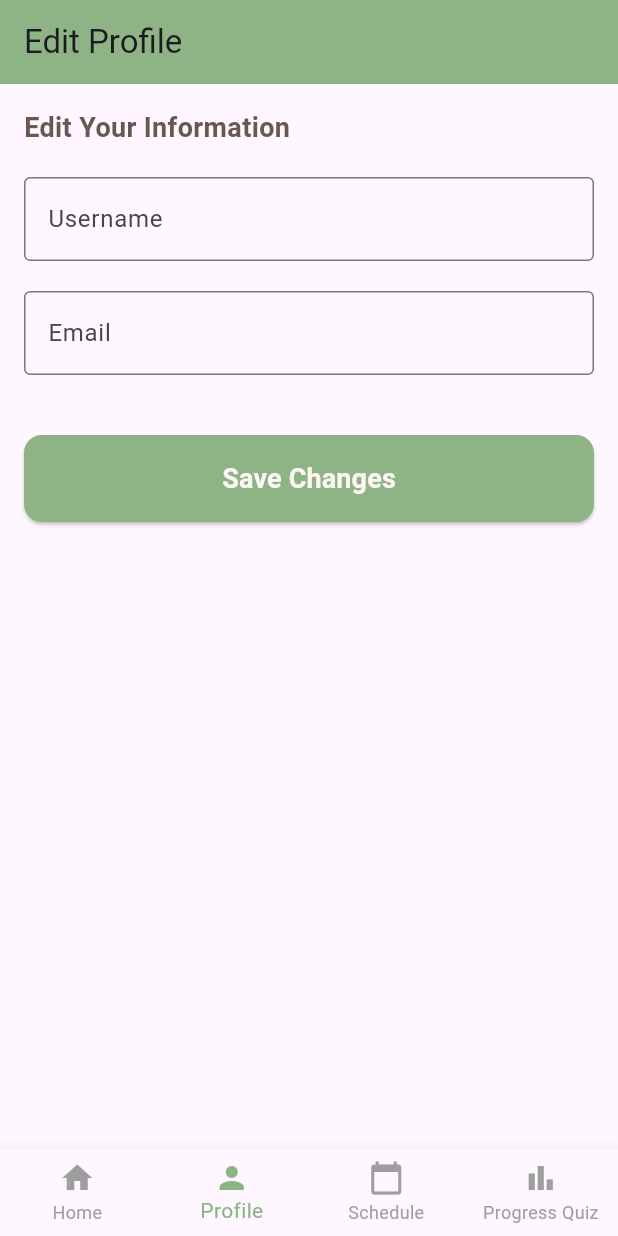
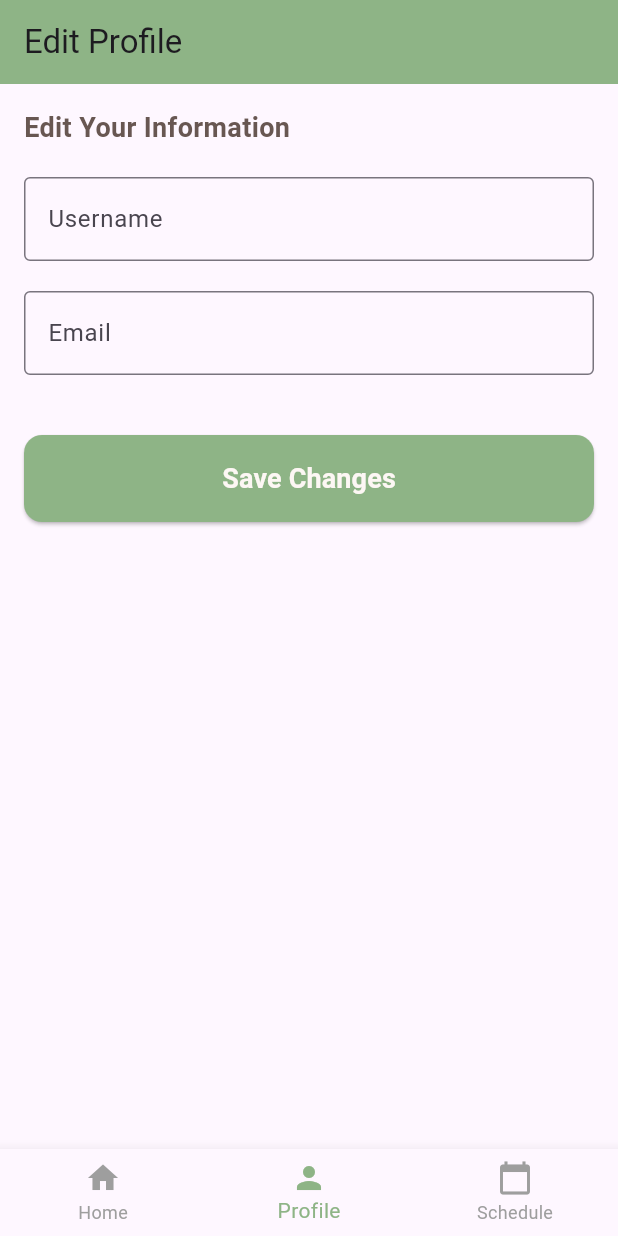
Before and after one commit to rafisnaen/tunaskarsa-prototype, a Flutter app: the HomePage screen opened directly, item 2 of the bottom bar chosen, on a phone screen of 412 x 824 dp. Run offline on Flutter 3.47's test engine with Material 3 defaults, Android fonts, the light colour scheme and no system bars; our stand-ins replace flutter_local_notifications, permission_handler; missing offline and left inert: flutter_neat_and_clean_calendar; accounts and stored records are empty.

Commit message:
Update homePage.dart

```diff
--- a/lib/pages/homePage.dart
+++ b/lib/pages/homePage.dart
@@ -23,8 +23,8 @@ class _HomePageState extends State<HomePage> {
     HomeScreen(), // Halaman utama (Home)
     ProfilePage(), // Halaman profil
     SchedulePage(), // Halaman jadwal
-    ProgressQuizPage(), // Halaman progress quiz
-  ];
+  //   ProgressQuizPage(quizTopics: [],), // Halaman progress quiz
+   ];
 
   @override
   Widget build(BuildContext context) {
@@ -53,10 +53,10 @@ class _HomePageState extends State<HomePage> {
             icon: Icon(Icons.calendar_today),
             label: 'Schedule',
           ),
-          BottomNavigationBarItem(
-            icon: Icon(Icons.bar_chart),
-            label: 'Progress Quiz',
-          ),
+          // BottomNavigationBarItem(
+          //   icon: Icon(Icons.bar_chart),
+          //   label: 'Progress Quiz',
+          // ),
         ],
       ),
     );
```
